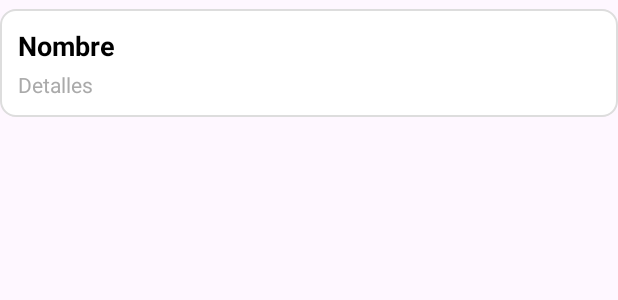
After one commit to Crisbur1411/cobro, an Android app: the layout item_corte_total.xml on its own in the app's theme, with its tools: preview values and no code run, on a phone screen of 412 x 824 dp. The commit adds this screen. Shown: the top 300 px of the screen. Run offline under Robolectric (Android 15) with nearby library versions, the phone set to English and light mode, and no system bars.

Commit message:
Diseño de tabla de cortes totales

```diff
--- /dev/null
+++ b/app/src/main/res/drawable/item_background.xml
@@ -0,0 +1,7 @@
+<?xml version="1.0" encoding="utf-8"?>
+<shape xmlns:android="http://schemas.android.com/apk/res/android" android:shape="rectangle">
+    <solid android:color="#FFFFFF"/>
+    <corners android:radius="10dp"/>
+    <stroke android:width="1dp" android:color="#DDDDDD"/>
+    <padding android:left="10dp" android:top="10dp" android:right="10dp" android:bottom="10dp"/>
+</shape>
--- a/app/src/main/res/layout/activity_cortes.xml
+++ b/app/src/main/res/layout/activity_cortes.xml
@@ -153,7 +153,7 @@
     <ListView
         android:id="@+id/listViewCortes"
         android:layout_width="match_parent"
-        android:layout_height="wrap_content"
+        android:layout_height="418dp"
         app:layout_constraintStart_toStartOf="parent"
         app:layout_constraintTop_toBottomOf="@+id/layoutCortes" />
 
--- /dev/null
+++ b/app/src/main/res/layout/item_corte_total.xml
@@ -0,0 +1,27 @@
+<?xml version="1.0" encoding="utf-8"?>
+<LinearLayout xmlns:android="http://schemas.android.com/apk/res/android"
+    android:orientation="vertical"
+    android:padding="12dp"
+    android:background="@drawable/item_background"
+    android:layout_marginVertical="6dp"
+    android:layout_width="match_parent"
+    android:layout_height="wrap_content">
+
+    <TextView
+        android:id="@+id/textNombre"
+        android:layout_width="match_parent"
+        android:layout_height="wrap_content"
+        android:text="Nombre"
+        android:textStyle="bold"
+        android:textSize="18sp"
+        android:textColor="@android:color/black" />
+
+    <TextView
+        android:id="@+id/textInfo"
+        android:layout_width="match_parent"
+        android:layout_height="wrap_content"
+        android:text="Detalles"
+        android:textSize="14sp"
+        android:textColor="@android:color/darker_gray"
+        android:layout_marginTop="4dp" />
+</LinearLayout>
```
Also changed, not shown: app/src/main/java/com/example/cobro/CorteAdapter.java (added, +49 -0 lines), app/src/main/java/com/example/cobro/CorteTotal.java (added, +15 -0 lines), app/src/main/java/com/example/cobro/CortesActivity.java (+2 -8 lines), app/src/main/java/com/example/cobro/control_cortes.java (+7 -6 lines), app/src/main/res/drawable/button_border.xml (added, +11 -0 lines).
